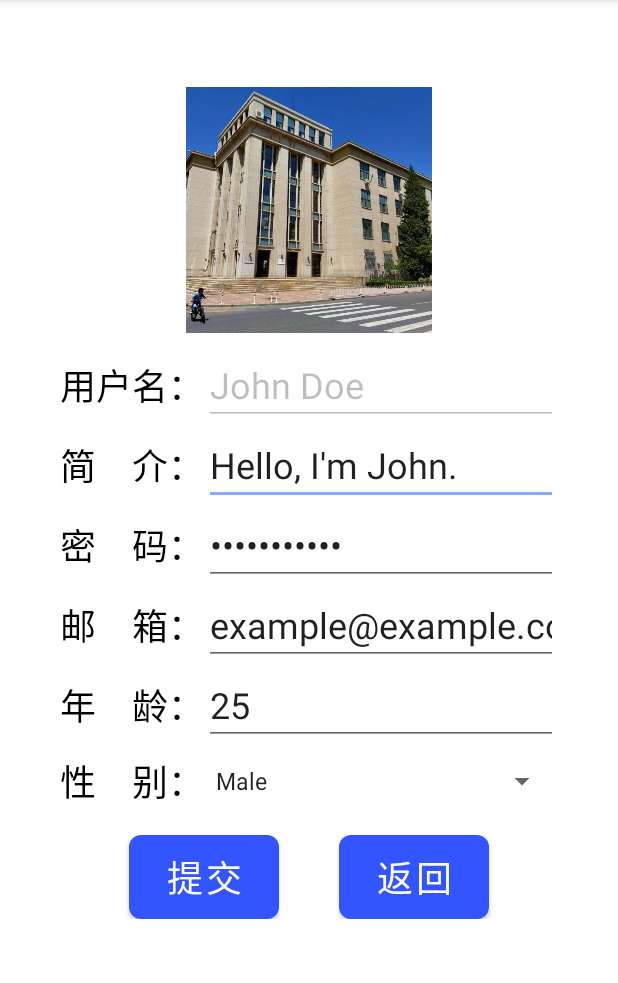
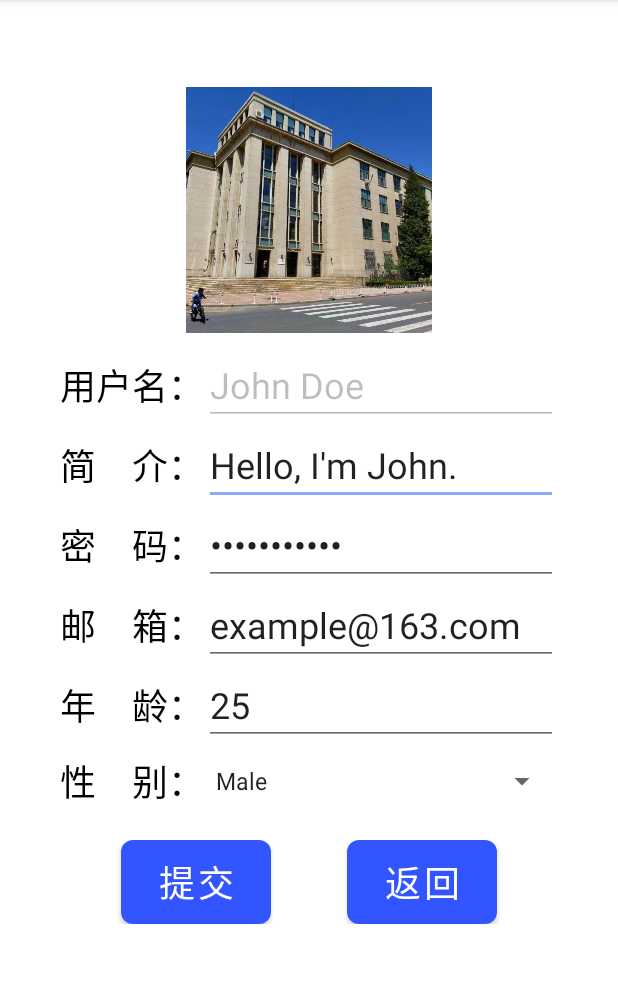
Before and after one commit to YF-T/bighomework, an Android app: the UserInformationActivity screen opened directly, with no data from a screen before it, on a phone screen of 412 x 824 dp, the part 84-1067 px from its top. Run offline under Robolectric (Android 15) with nearby library versions, the phone set to English and light mode, and no system bars; pictures from the network do not load; Roboto replaces fonts that are not available here; 1 statement that could not run was skipped.

Commit message:
Update: 修改前端，关注和屏蔽时按钮变色

```diff
--- a/app/app/src/main/java/com/example/myapplication/UserInformationActivity.java
+++ b/app/app/src/main/java/com/example/myapplication/UserInformationActivity.java
@@ -197,7 +197,7 @@ public class UserInformationActivity extends AppCompatActivity {
         userInfo.put("username", "John Doe");
         userInfo.put("intro", "Hello, I'm John.");
         userInfo.put("password", "password123");
-        userInfo.put("email", "example@example.com");
+        userInfo.put("email", "example@163.com");
         userInfo.put("age", "25");
         userInfo.put("gender", "男");
         return userInfo;
@@ -267,6 +267,6 @@ public class UserInformationActivity extends AppCompatActivity {
             System.out.println(key + ": " + value);
         }
 
-        // 在这里你可以对输入框的值进行处理或保存操作
+        // 在这里可以对输入框的值进行处理或保存操作
     }
 }
--- a/app/app/src/main/res/layout/activity_login_and_register.xml
+++ b/app/app/src/main/res/layout/activity_login_and_register.xml
@@ -33,7 +33,7 @@
             <TextView
                 android:layout_width="wrap_content"
                 android:layout_height="wrap_content"
-                android:text="用户名:"
+                android:text="用户名："
                 android:textColor="@color/black"
                 android:textSize="25dp"/>
 
@@ -54,7 +54,7 @@
             <TextView
                 android:layout_width="wrap_content"
                 android:layout_height="wrap_content"
-                android:text="密    码:"
+                android:text="密    码："
                 android:textColor="@color/black"
                 android:textSize="25dp"/>
 
--- a/app/app/src/main/res/layout/activity_user_information.xml
+++ b/app/app/src/main/res/layout/activity_user_information.xml
@@ -122,7 +122,7 @@
         android:layout_width="0dp"
         android:layout_height="wrap_content"
         android:layout_weight="1"
-        android:text="example@example.com"
+        android:text="example@163.com"
         android:textSize="24sp"
         android:enabled="false"
         android:inputType="textEmailAddress" />
@@ -181,7 +181,7 @@
             android:layout_width="match_parent"
             android:layout_height="wrap_content"
             android:orientation="horizontal"
-            android:layout_marginTop="12dp"
+            android:layout_marginTop="15dp"
             android:gravity="center">
 
             <Button
@@ -189,7 +189,7 @@
                 android:layout_width="100dp"
                 android:layout_height="wrap_content"
                 android:text="提交"
-                android:layout_marginHorizontal="20dp"
+                android:layout_marginHorizontal="25dp"
                 android:textSize="24sp"
                 android:textColor="#FFFFFF"
                 android:background="@drawable/white_button_background" />
@@ -199,7 +199,7 @@
                 android:layout_width="100dp"
                 android:layout_height="wrap_content"
                 android:text="返回"
-                android:layout_marginHorizontal="20dp"
+                android:layout_marginHorizontal="25dp"
                 android:textSize="24sp"
                 android:textColor="#FFFFFF"
                 android:background="@drawable/white_button_background" />
```
Also changed, not shown: app/app/src/main/java/com/example/myapplication/PersonalHomepageActivity.java (+18 -1 lines), app/app/src/main/res/layout/fragment_personal_posts.xml (+4 -4 lines).
